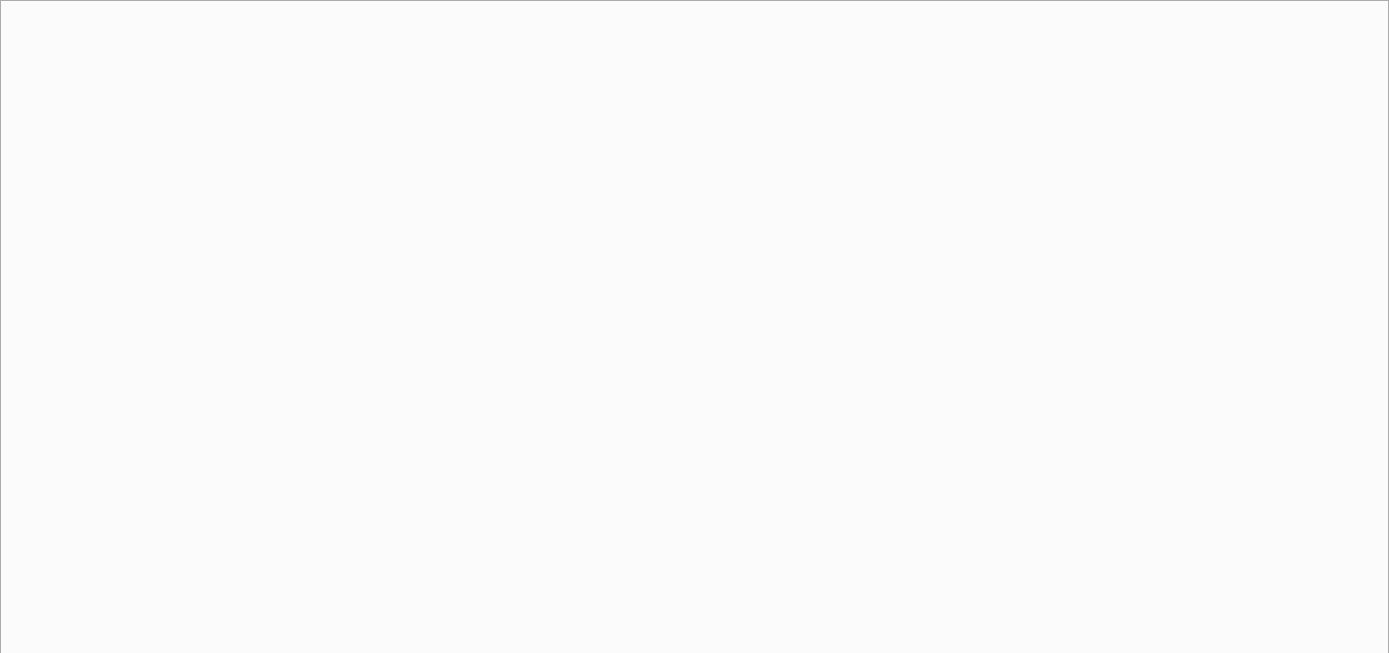
The window that mainwindow.ui (a9ek0/web-browser) describes before a commit, drawn with Qt 5.
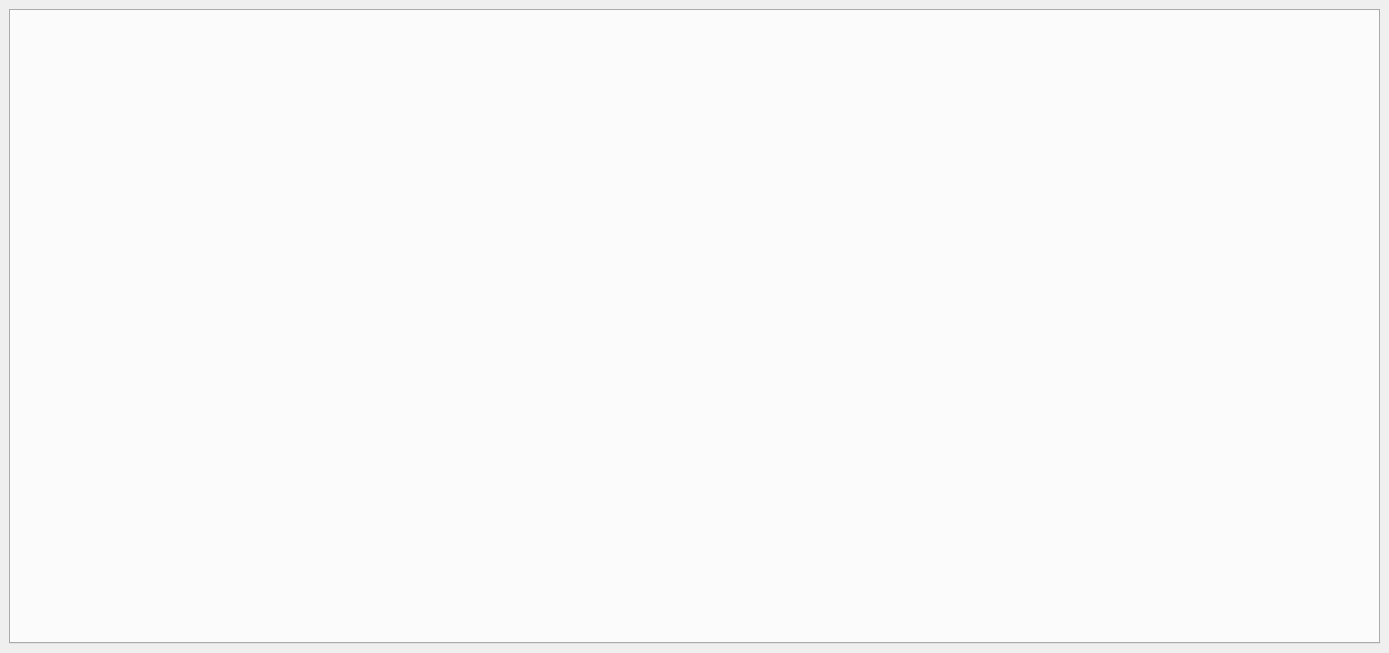
The same window after the commit. Custom widgets are drawn as their Qt base class.

```diff
--- a/mainwindow.ui
+++ b/mainwindow.ui
@@ -14,19 +14,15 @@
    <string>MainWindow</string>
   </property>
   <widget class="QWidget" name="centralwidget">
+   <layout class="QVBoxLayout" name="verticalLayout">
+    <item>
    <widget class="TabWidget" name="browserTabs">
-    <property name="geometry">
-     <rect>
-      <x>0</x>
-      <y>0</y>
-      <width>1389</width>
-      <height>671</height>
-     </rect>
-    </property>
     <property name="currentIndex">
      <number>-1</number>
     </property>
    </widget>
+    </item>
+   </layout>
   </widget>
   <widget class="QMenuBar" name="menubar">
    <property name="geometry">
```
Lines whose indentation alone changed are shown as unchanged.
